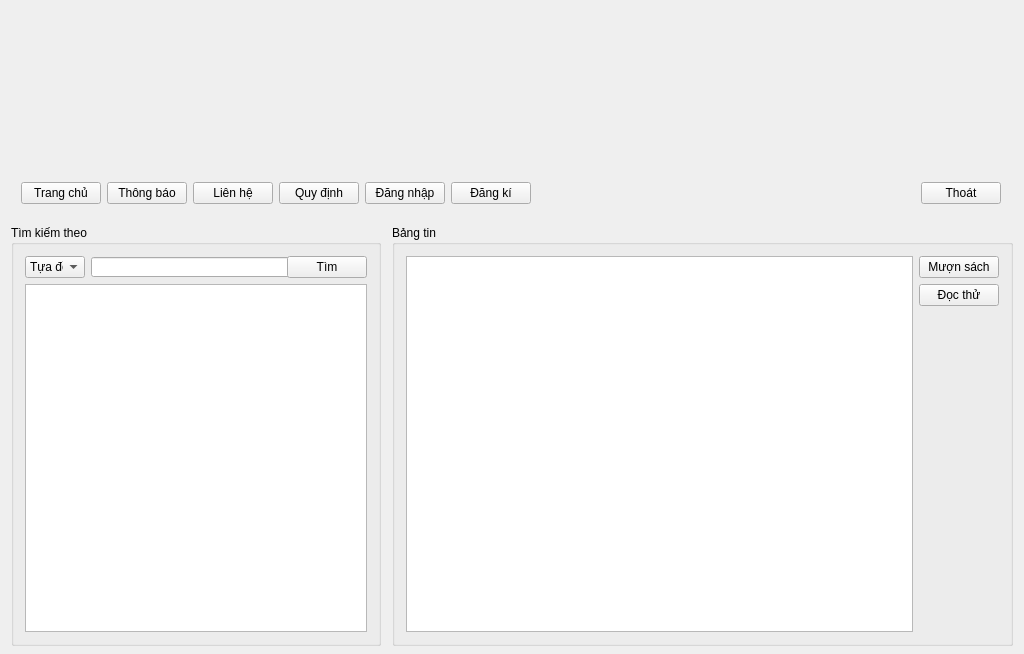
First picture: the form in Qt GUI/LIBPRO/mainwindow.ui, repository quocanh1897/LibraryPro---Qt-app, before the edit.
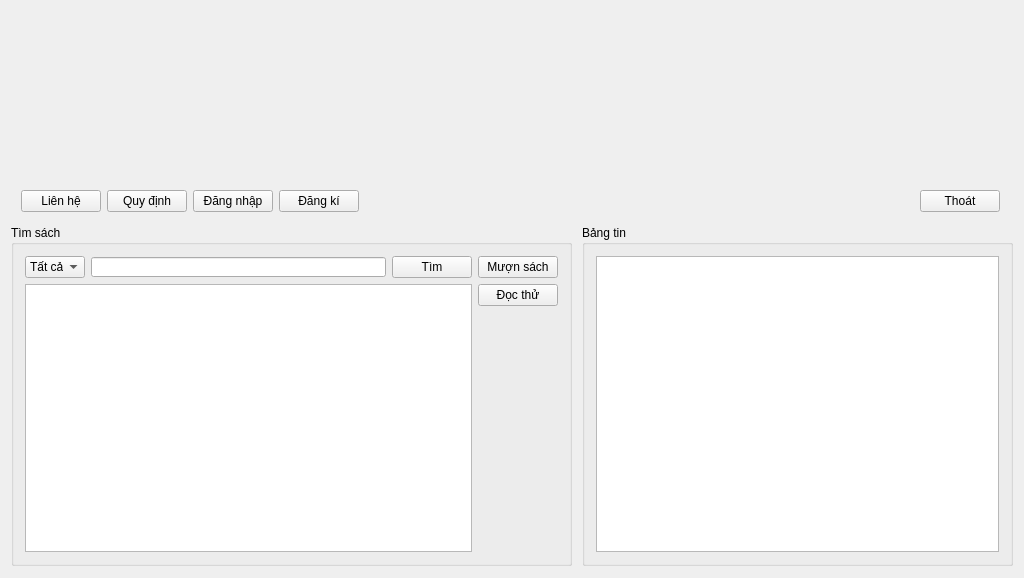
Second picture: the form after the edit. Icons and pictures are not drawn.

Patch:
```diff
--- a/Qt GUI/LIBPRO/mainwindow.ui
+++ b/Qt GUI/LIBPRO/mainwindow.ui
@@ -7,7 +7,7 @@
     <x>0</x>
     <y>0</y>
     <width>1024</width>
-    <height>654</height>
+    <height>578</height>
    </rect>
   </property>
   <property name="windowTitle">
@@ -29,16 +29,18 @@
      <rect>
       <x>11</x>
       <y>225</y>
-      <width>370</width>
-      <height>421</height>
+      <width>561</width>
+      <height>341</height>
      </rect>
     </property>
     <property name="title">
-     <string>Tìm kiếm theo</string>
+     <string>Tìm sách</string>
     </property>
+    <layout class="QHBoxLayout" name="horizontalLayout_3">
+     <item>
     <layout class="QVBoxLayout" name="verticalLayout_3">
      <item>
-      <layout class="QHBoxLayout" name="horizontalLayout_2">
+        <layout class="QHBoxLayout" name="horizontalLayout_2" stretch="2,9,1">
        <item>
         <widget class="QComboBox" name="comboBox">
          <property name="maximumSize">
@@ -47,6 +49,11 @@
            <height>16777215</height>
           </size>
          </property>
+           <item>
+            <property name="text">
+             <string>Tất cả</string>
+            </property>
+           </item>
          <item>
           <property name="text">
            <string>Tựa đề</string>
@@ -85,25 +92,9 @@
       </layout>
      </item>
      <item>
-      <widget class="QListView" name="listView"/>
-     </item>
-    </layout>
-   </widget>
-   <widget class="QGroupBox" name="groupBox_2">
-    <property name="geometry">
-     <rect>
-      <x>392</x>
-      <y>225</y>
-      <width>621</width>
-      <height>421</height>
-     </rect>
-    </property>
-    <property name="title">
-     <string>Bảng tin</string>
-    </property>
-    <layout class="QHBoxLayout" name="horizontalLayout">
-     <item>
-      <widget class="QTableView" name="tableView"/>
+        <widget class="QTableView" name="tableView_2"/>
+       </item>
+      </layout>
      </item>
      <item>
       <layout class="QVBoxLayout" name="verticalLayout" stretch="0,0,0">
@@ -150,13 +141,31 @@
      </item>
     </layout>
    </widget>
+   <widget class="QGroupBox" name="groupBox_2">
+    <property name="geometry">
+     <rect>
+      <x>582</x>
+      <y>225</y>
+      <width>431</width>
+      <height>341</height>
+     </rect>
+    </property>
+    <property name="title">
+     <string>Bảng tin</string>
+    </property>
+    <layout class="QHBoxLayout" name="horizontalLayout">
+     <item>
+      <widget class="QTableView" name="tableView"/>
+     </item>
+    </layout>
+   </widget>
    <widget class="QWidget" name="layoutWidget">
     <property name="geometry">
      <rect>
       <x>10</x>
       <y>12</y>
-      <width>1002</width>
-      <height>203</height>
+      <width>1001</width>
+      <height>211</height>
      </rect>
     </property>
     <layout class="QVBoxLayout" name="verticalLayout_2">
@@ -188,33 +197,7 @@
      <item>
       <layout class="QHBoxLayout" name="horizontalLayout_4">
        <item>
-        <widget class="QPushButton" name="pushButton">
-         <property name="sizePolicy">
-          <sizepolicy hsizetype="Preferred" vsizetype="Preferred">
-           <horstretch>0</horstretch>
-           <verstretch>0</verstretch>
-          </sizepolicy>
-         </property>
-         <property name="text">
-          <string>Trang chủ</string>
-         </property>
-        </widget>
-       </item>
-       <item>
-        <widget class="QPushButton" name="pushButton_2">
-         <property name="sizePolicy">
-          <sizepolicy hsizetype="Preferred" vsizetype="Preferred">
-           <horstretch>0</horstretch>
-           <verstretch>0</verstretch>
-          </sizepolicy>
-         </property>
-         <property name="text">
-          <string>Thông báo</string>
-         </property>
-        </widget>
-       </item>
-       <item>
-        <widget class="QPushButton" name="pushButton_3">
+        <widget class="QPushButton" name="pushButton_lienhe">
          <property name="sizePolicy">
           <sizepolicy hsizetype="Preferred" vsizetype="Preferred">
            <horstretch>0</horstretch>
```
Left out of the diff: 17 changed lines with no effect on the pictures. Lines whose indentation alone changed are shown as unchanged.
